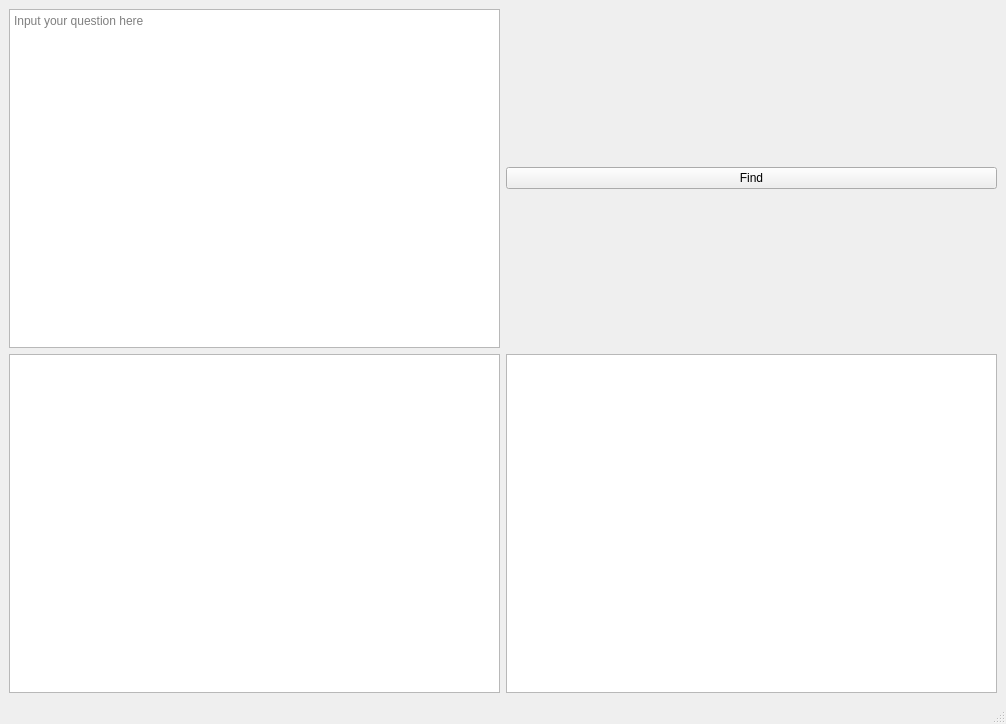
Qt form qt.ui (Ericxu19/Similar-Coding-Question-Finder-Using-BERT) before a commit.
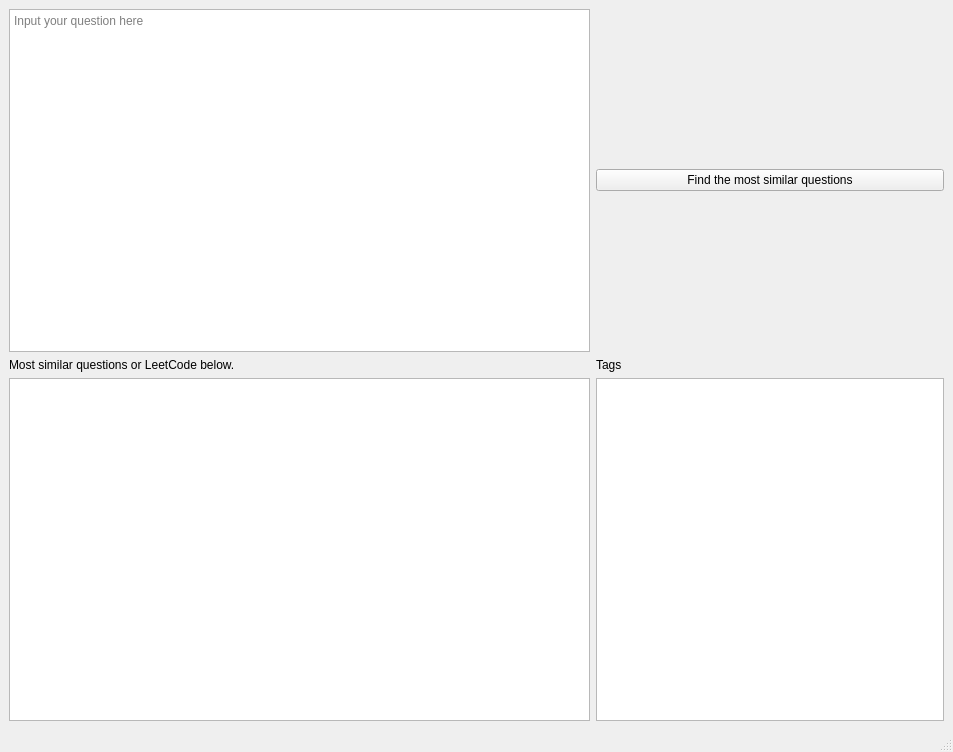
The same form after that commit.

```diff
--- a/qt.ui
+++ b/qt.ui
@@ -6,8 +6,8 @@
    <rect>
     <x>0</x>
     <y>0</y>
-    <width>1006</width>
-    <height>724</height>
+    <width>953</width>
+    <height>752</height>
    </rect>
   </property>
   <property name="windowTitle">
@@ -15,27 +15,41 @@
   </property>
   <widget class="QWidget" name="centralwidget">
    <layout class="QGridLayout" name="gridLayout">
-    <item row="0" column="1">
-     <widget class="QTextEdit" name="input_textEdit">
-      <property name="placeholderText">
-       <string>Input your question here</string>
-      </property>
-     </widget>
-    </item>
-    <item row="1" column="2">
+    <item row="2" column="4" colspan="2">
      <widget class="QListWidget" name="out_listWidget"/>
     </item>
-    <item row="0" column="2">
-     <widget class="QPushButton" name="find_Button">
-      <property name="text">
-       <string>Find</string>
-      </property>
-     </widget>
-    </item>
     <item row="1" column="1">
+     <widget class="QLabel" name="label">
+      <property name="text">
+       <string>Most similar questions or LeetCode below.</string>
+      </property>
+     </widget>
+    </item>
+    <item row="2" column="1" colspan="3">
      <widget class="QListWidget" name="listWidget">
       <property name="horizontalScrollBarPolicy">
-       <enum>Qt::ScrollBarAlwaysOff</enum>
+       <enum>Qt::ScrollBarAsNeeded</enum>
+      </property>
+     </widget>
+    </item>
+    <item row="0" column="1" colspan="3">
+     <widget class="QTextEdit" name="input_textEdit">
+      <property name="placeholderText">
+       <string>Input your question here</string>
+      </property>
+     </widget>
+    </item>
+    <item row="0" column="4" colspan="2">
+     <widget class="QPushButton" name="find_Button">
+      <property name="text">
+       <string>Find the most similar questions</string>
+      </property>
+     </widget>
+    </item>
+    <item row="1" column="4">
+     <widget class="QLabel" name="label_2">
+      <property name="text">
+       <string>Tags</string>
       </property>
      </widget>
     </item>
```
Left out of the diff: 2 changed lines with no effect on the pictures.
